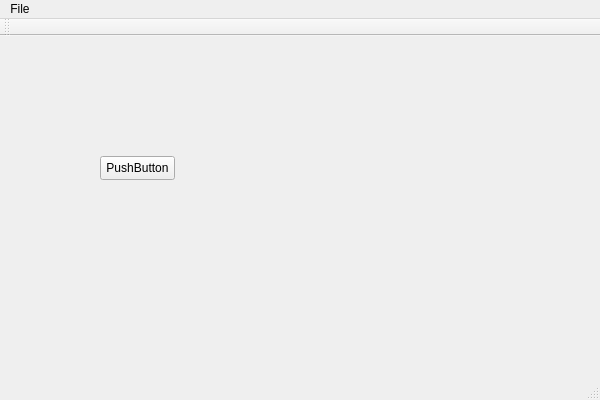
Before: the Qt Designer form QtToDo/QtToDo/mainwindow.ui in SpoodyGoon/GoonTools, drawn with Qt 5.
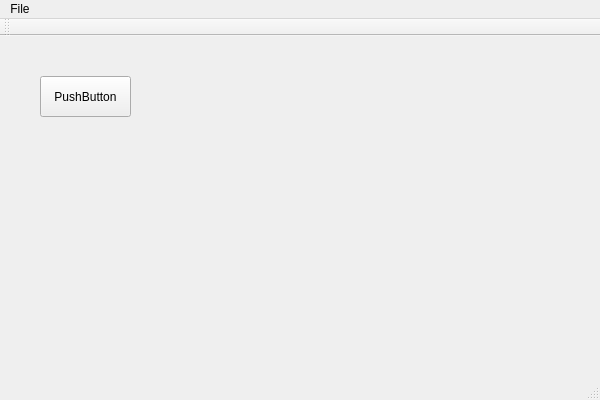
After: the same form once the commit is applied.

What changed in the file:
```diff
--- a/QtToDo/QtToDo/mainwindow.ui
+++ b/QtToDo/QtToDo/mainwindow.ui
@@ -17,10 +17,10 @@
    <widget class="QPushButton" name="pushButton">
     <property name="geometry">
      <rect>
-      <x>100</x>
-      <y>120</y>
-      <width>75</width>
-      <height>24</height>
+      <x>40</x>
+      <y>40</y>
+      <width>91</width>
+      <height>41</height>
      </rect>
     </property>
     <property name="text">
```
Left out of the diff: 4 changed lines with no effect on the pictures.
